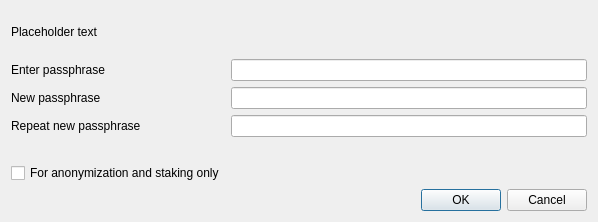
First picture: the form in src/qt/forms/askpassphrasedialog.ui, repository Rubixblockchain/RUNES-ProtoMaster, before the edit.
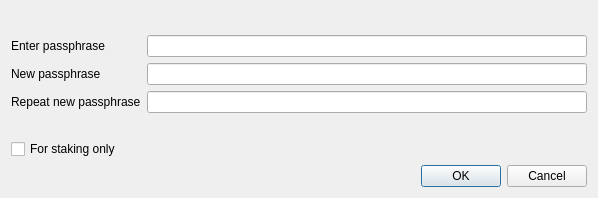
Second picture: the form after the edit.

```diff
--- a/src/qt/forms/askpassphrasedialog.ui
+++ b/src/qt/forms/askpassphrasedialog.ui
@@ -7,7 +7,7 @@
     <x>0</x>
     <y>0</y>
     <width>598</width>
-    <height>222</height>
+    <height>198</height>
    </rect>
   </property>
   <property name="sizePolicy">
@@ -26,14 +26,8 @@
    <string>Passphrase Dialog</string>
   </property>
   <layout class="QVBoxLayout" name="verticalLayout">
-   <property name="sizeConstraint">
-    <enum>QLayout::SetMinimumSize</enum>
-   </property>
    <item>
     <widget class="QLabel" name="warningLabel">
-     <property name="text">
-      <string notr="true">Placeholder text</string>
-     </property>
      <property name="textFormat">
       <enum>Qt::RichText</enum>
      </property>
@@ -44,9 +38,6 @@
    </item>
    <item>
     <layout class="QFormLayout" name="formLayout">
-     <property name="sizeConstraint">
-      <enum>QLayout::SetMinimumSize</enum>
-     </property>
      <property name="fieldGrowthPolicy">
       <enum>QFormLayout::AllNonFixedFieldsGrow</enum>
      </property>
@@ -117,7 +108,7 @@
         <string>Serves to disable the trivial sendmoney when OS account compromised. Provides no real security.</string>
        </property>
        <property name="text">
-        <string>For anonymization and staking only</string>
+        <string>For staking only</string>
        </property>
        <property name="visible">
         <bool>false</bool>
```
Left out of the diff: 18 changed lines with no effect on the pictures.
